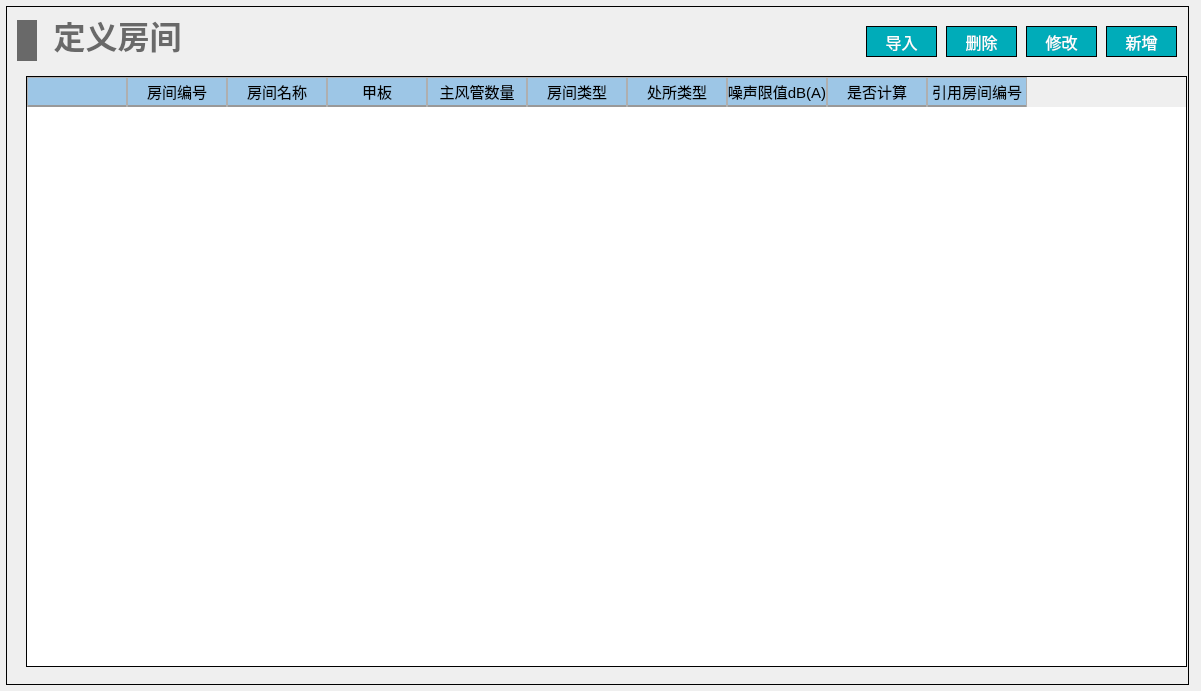
Before: the Qt Designer form NoiseCalSoft/roomDefineForm/room_define_widget.ui in SheepBowwow/NoiCal, drawn with Qt 5.
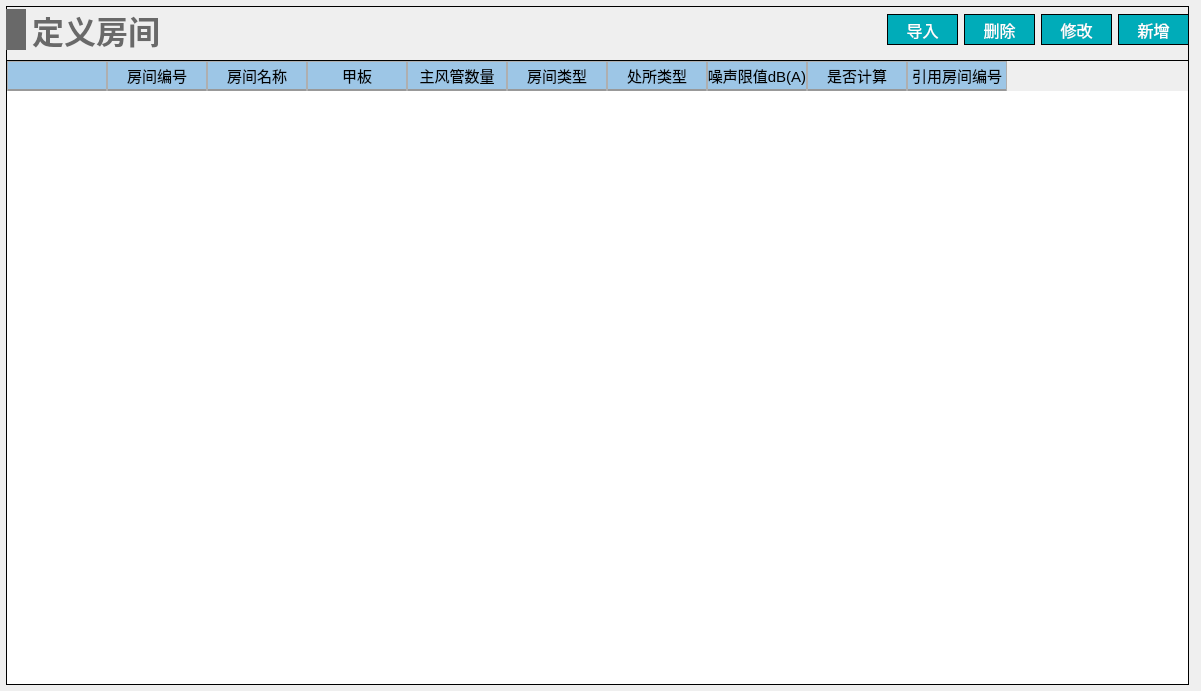
After: the same form once the commit is applied.

```diff
--- a/NoiseCalSoft/roomDefineForm/room_define_widget.ui
+++ b/NoiseCalSoft/roomDefineForm/room_define_widget.ui
@@ -22,21 +22,234 @@
      <height>679</height>
     </rect>
    </property>
+   <property name="minimumSize">
+    <size>
+     <width>1183</width>
+     <height>679</height>
+    </size>
+   </property>
    <property name="styleSheet">
     <string notr="true">#widget_room_define
 {
 border: 1px solid #000000;
 }</string>
    </property>
+   <layout class="QVBoxLayout" name="verticalLayout">
+    <item>
+     <layout class="QHBoxLayout" name="horizontalLayout_3">
+      <item>
+       <layout class="QHBoxLayout" name="horizontalLayout">
+        <item>
+         <widget class="QLabel" name="label_20">
+          <property name="minimumSize">
+           <size>
+            <width>20</width>
+            <height>41</height>
+           </size>
+          </property>
+          <property name="maximumSize">
+           <size>
+            <width>20</width>
+            <height>41</height>
+           </size>
+          </property>
+          <property name="styleSheet">
+           <string notr="true">QLabel { 
+border: none; 
+background-color : rgb(105, 105, 105);
+}</string>
+          </property>
+          <property name="text">
+           <string/>
+          </property>
+         </widget>
+        </item>
+        <item>
+         <widget class="QLabel" name="label_cg1">
+          <property name="font">
+           <font>
+            <family>Microsoft YaHei</family>
+            <pointsize>24</pointsize>
+            <bold>true</bold>
+           </font>
+          </property>
+          <property name="styleSheet">
+           <string notr="true">QLabel { 
+border: none; 
+color : rgb(105, 105, 105);
+}</string>
+          </property>
+          <property name="text">
+           <string>定义房间</string>
+          </property>
+          <property name="alignment">
+           <set>Qt::AlignBottom|Qt::AlignHCenter</set>
+          </property>
+         </widget>
+        </item>
+       </layout>
+      </item>
+      <item>
+       <spacer name="horizontalSpacer">
+        <property name="orientation">
+         <enum>Qt::Horizontal</enum>
+        </property>
+        <property name="sizeHint" stdset="0">
+         <size>
+          <width>40</width>
+          <height>20</height>
+         </size>
+        </property>
+       </spacer>
+      </item>
+      <item>
+       <layout class="QHBoxLayout" name="horizontalLayout_2">
+        <item>
+         <widget class="QPushButton" name="pushButton_import">
+          <property name="minimumSize">
+           <size>
+            <width>71</width>
+            <height>31</height>
+           </size>
+          </property>
+          <property name="font">
+           <font>
+            <family>黑体</family>
+            <pointsize>12</pointsize>
+           </font>
+          </property>
+          <property name="styleSheet">
+           <string notr="true">QPushButton
+{
+	color:#ffffff; /*文字颜色*/
+    background-color: #00ACB9;/*背景色*/
+    border-radius:0px; /*边框倒角*/
+	border: 1px solid #000000;
+}
+
+
+QPushButton:hover 
+{
+background-color: rgb(0,142,153);
+color: white;
+}</string>
+          </property>
+          <property name="text">
+           <string>导入</string>
+          </property>
+         </widget>
+        </item>
+        <item>
+         <widget class="QPushButton" name="pushButton_del">
+          <property name="minimumSize">
+           <size>
+            <width>71</width>
+            <height>31</height>
+           </size>
+          </property>
+          <property name="font">
+           <font>
+            <family>黑体</family>
+            <pointsize>12</pointsize>
+           </font>
+          </property>
+          <property name="styleSheet">
+           <string notr="true">QPushButton
+{
+	color:#ffffff; /*文字颜色*/
+    background-color: #00ACB9;/*背景色*/
+    border-radius:0px; /*边框倒角*/
+	border: 1px solid #000000;
+}
+
+
+QPushButton:hover 
+{
+background-color: rgb(0,142,153);
+color: white;
+}</string>
+          </property>
+          <property name="text">
+           <string>删除</string>
+          </property>
+         </widget>
+        </item>
+        <item>
+         <widget class="QPushButton" name="pushButton_revise">
+          <property name="minimumSize">
+           <size>
+            <width>71</width>
+            <height>31</height>
+           </size>
+          </property>
+          <property name="font">
+           <font>
+            <family>黑体</family>
+            <pointsize>12</pointsize>
+           </font>
+          </property>
+          <property name="styleSheet">
+           <string notr="true">QPushButton
+{
+	color:#ffffff; /*文字颜色*/
+    background-color: #00ACB9;/*背景色*/
+    border-radius:0px; /*边框倒角*/
+	border: 1px solid #000000;
+}
+
+
+QPushButton:hover 
+{
+background-color: rgb(0,142,153);
+color: white;
+}</string>
+          </property>
+          <property name="text">
+           <string>修改</string>
+          </property>
+         </widget>
+        </item>
+        <item>
+         <widget class="QPushButton" name="pushButton_add">
+          <property name="minimumSize">
+           <size>
+            <width>71</width>
+            <height>31</height>
+           </size>
+          </property>
+          <property name="font">
+           <font>
+            <family>黑体</family>
+            <pointsize>12</pointsize>
+           </font>
+          </property>
+          <property name="styleSheet">
+           <string notr="true">QPushButton
+{
+	color:#ffffff; /*文字颜色*/
+    background-color: #00ACB9;/*背景色*/
+    border-radius:0px; /*边框倒角*/
+	border: 1px solid #000000;
+}
+
+
+QPushButton:hover 
+{
+background-color: rgb(0,142,153);
+color: white;
+}</string>
+          </property>
+          <property name="text">
+           <string>新增</string>
+          </property>
+         </widget>
+        </item>
+       </layout>
+      </item>
+     </layout>
+    </item>
+    <item>
    <widget class="QTableWidget" name="tableWidget_room_define">
-    <property name="geometry">
-     <rect>
-      <x>20</x>
-      <y>70</y>
-      <width>1161</width>
-      <height>591</height>
-     </rect>
-    </property>
     <property name="focusPolicy">
      <enum>Qt::NoFocus</enum>
     </property>
@@ -156,230 +369,8 @@
      </property>
     </column>
    </widget>
-   <widget class="QPushButton" name="pushButton_add">
-    <property name="geometry">
-     <rect>
-      <x>1100</x>
-      <y>20</y>
-      <width>71</width>
-      <height>31</height>
-     </rect>
-    </property>
-    <property name="minimumSize">
-     <size>
-      <width>21</width>
-      <height>21</height>
-     </size>
-    </property>
-    <property name="font">
-     <font>
-      <family>黑体</family>
-      <pointsize>12</pointsize>
-     </font>
-    </property>
-    <property name="styleSheet">
-     <string notr="true">QPushButton
-{
-	color:#ffffff; /*文字颜色*/
-    background-color: #00ACB9;/*背景色*/
-    border-radius:0px; /*边框倒角*/
-	border: 1px solid #000000;
-}
-
-
-QPushButton:hover 
-{
-background-color: rgb(0,142,153);
-color: white;
-}</string>
-    </property>
-    <property name="text">
-     <string>新增</string>
-    </property>
-   </widget>
-   <widget class="QPushButton" name="pushButton_del">
-    <property name="geometry">
-     <rect>
-      <x>940</x>
-      <y>20</y>
-      <width>71</width>
-      <height>31</height>
-     </rect>
-    </property>
-    <property name="minimumSize">
-     <size>
-      <width>21</width>
-      <height>21</height>
-     </size>
-    </property>
-    <property name="font">
-     <font>
-      <family>黑体</family>
-      <pointsize>12</pointsize>
-     </font>
-    </property>
-    <property name="styleSheet">
-     <string notr="true">QPushButton
-{
-	color:#ffffff; /*文字颜色*/
-    background-color: #00ACB9;/*背景色*/
-    border-radius:0px; /*边框倒角*/
-	border: 1px solid #000000;
-}
-
-
-QPushButton:hover 
-{
-background-color: rgb(0,142,153);
-color: white;
-}</string>
-    </property>
-    <property name="text">
-     <string>删除</string>
-    </property>
-   </widget>
-   <widget class="QPushButton" name="pushButton_revise">
-    <property name="geometry">
-     <rect>
-      <x>1020</x>
-      <y>20</y>
-      <width>71</width>
-      <height>31</height>
-     </rect>
-    </property>
-    <property name="minimumSize">
-     <size>
-      <width>21</width>
-      <height>21</height>
-     </size>
-    </property>
-    <property name="font">
-     <font>
-      <family>黑体</family>
-      <pointsize>12</pointsize>
-     </font>
-    </property>
-    <property name="styleSheet">
-     <string notr="true">QPushButton
-{
-	color:#ffffff; /*文字颜色*/
-    background-color: #00ACB9;/*背景色*/
-    border-radius:0px; /*边框倒角*/
-	border: 1px solid #000000;
-}
-
-
-QPushButton:hover 
-{
-background-color: rgb(0,142,153);
-color: white;
-}</string>
-    </property>
-    <property name="text">
-     <string>修改</string>
-    </property>
-   </widget>
-   <widget class="QLabel" name="label_20">
-    <property name="geometry">
-     <rect>
-      <x>11</x>
-      <y>14</y>
-      <width>20</width>
-      <height>41</height>
-     </rect>
-    </property>
-    <property name="minimumSize">
-     <size>
-      <width>20</width>
-      <height>41</height>
-     </size>
-    </property>
-    <property name="maximumSize">
-     <size>
-      <width>20</width>
-      <height>41</height>
-     </size>
-    </property>
-    <property name="styleSheet">
-     <string notr="true">QLabel { 
-border: none; 
-background-color : rgb(105, 105, 105);
-}</string>
-    </property>
-    <property name="text">
-     <string/>
-    </property>
-   </widget>
-   <widget class="QLabel" name="label_cg1">
-    <property name="geometry">
-     <rect>
-      <x>30</x>
-      <y>14</y>
-      <width>163</width>
-      <height>39</height>
-     </rect>
-    </property>
-    <property name="font">
-     <font>
-      <family>Microsoft YaHei</family>
-      <pointsize>24</pointsize>
-      <bold>true</bold>
-     </font>
-    </property>
-    <property name="styleSheet">
-     <string notr="true">QLabel { 
-border: none; 
-color : rgb(105, 105, 105);
-}</string>
-    </property>
-    <property name="text">
-     <string>定义房间</string>
-    </property>
-    <property name="alignment">
-     <set>Qt::AlignBottom|Qt::AlignHCenter</set>
-    </property>
-   </widget>
-   <widget class="QPushButton" name="pushButton_import">
-    <property name="geometry">
-     <rect>
-      <x>860</x>
-      <y>20</y>
-      <width>71</width>
-      <height>31</height>
-     </rect>
-    </property>
-    <property name="minimumSize">
-     <size>
-      <width>21</width>
-      <height>21</height>
-     </size>
-    </property>
-    <property name="font">
-     <font>
-      <family>黑体</family>
-      <pointsize>12</pointsize>
-     </font>
-    </property>
-    <property name="styleSheet">
-     <string notr="true">QPushButton
-{
-	color:#ffffff; /*文字颜色*/
-    background-color: #00ACB9;/*背景色*/
-    border-radius:0px; /*边框倒角*/
-	border: 1px solid #000000;
-}
-
-
-QPushButton:hover 
-{
-background-color: rgb(0,142,153);
-color: white;
-}</string>
-    </property>
-    <property name="text">
-     <string>导入</string>
-    </property>
-   </widget>
+    </item>
+   </layout>
   </widget>
  </widget>
  <resources/>
```
Lines whose indentation alone changed are shown as unchanged.
